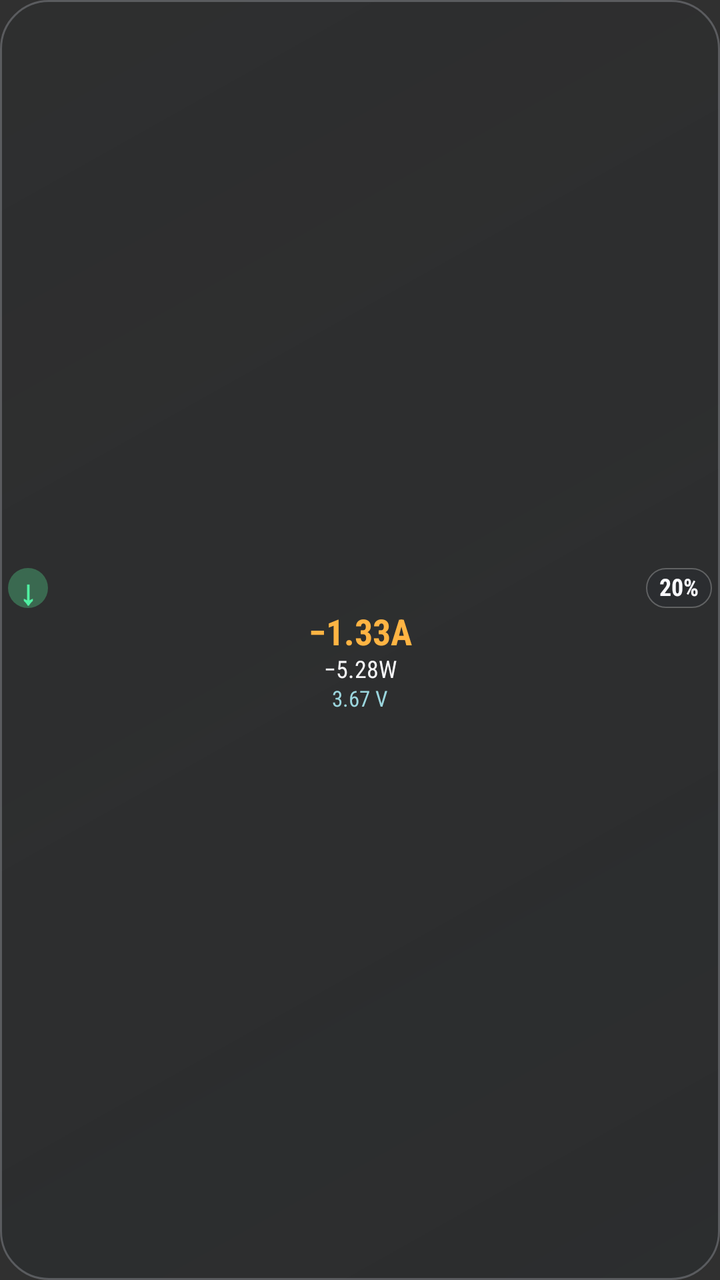
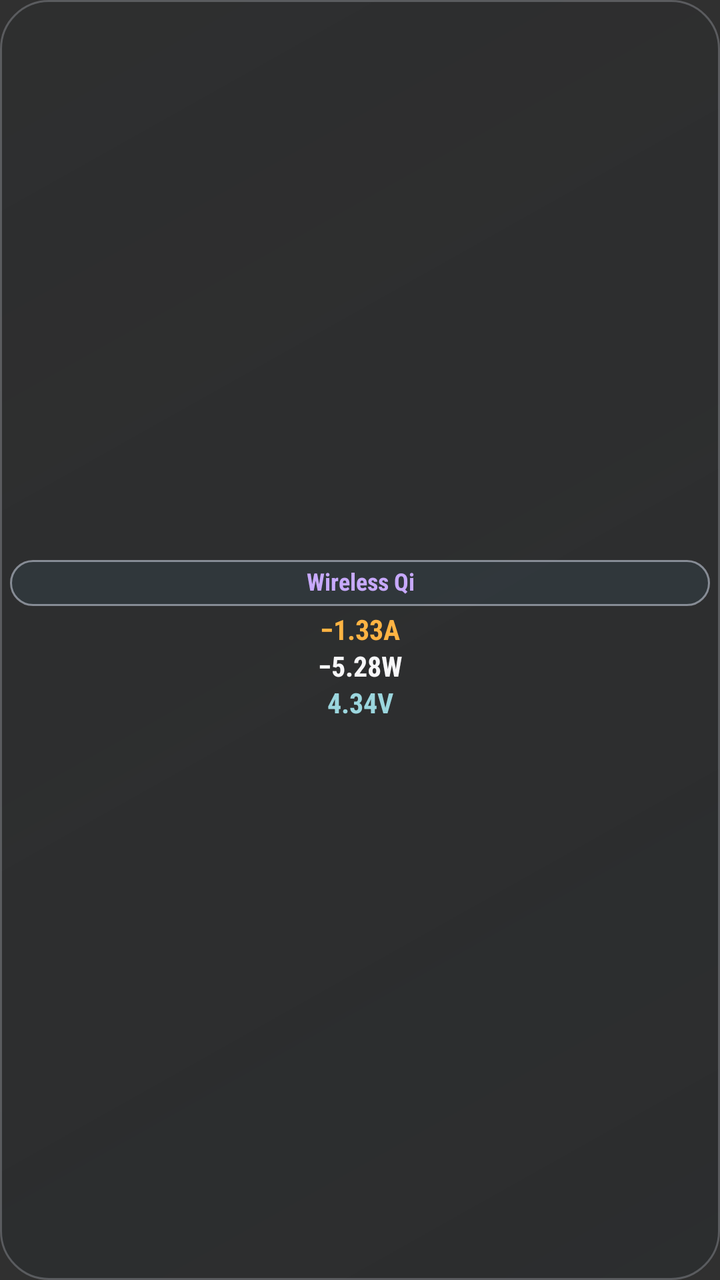

The first picture is an Android layout as it rendered before a commit; the second is the same layout after the commit. The layout source and the unified diff follow.
<!-- AndroidManifest.xml: application theme android:Theme.Material.NoActionBar -->
<!-- res/layout/widget_transparent.xml -->
<?xml version="1.0" encoding="utf-8"?>
<LinearLayout xmlns:android="http://schemas.android.com/apk/res/android"
    android:id="@+id/widget_root"
    android:layout_width="match_parent"
    android:layout_height="match_parent"
    android:orientation="vertical"
    android:gravity="center"
    android:background="@drawable/widget_bg_transparent"
    android:paddingStart="4dp"
    android:paddingEnd="4dp"
    android:paddingTop="4dp"
    android:paddingBottom="4dp">

    
    <LinearLayout
        android:layout_width="match_parent"
        android:layout_height="wrap_content"
        android:orientation="horizontal"
        android:gravity="center_vertical"
        android:paddingBottom="2dp">

        <TextView
            android:id="@+id/widget_status"
            android:layout_width="20dp"
            android:layout_height="20dp"
            android:background="@drawable/widget_status_circle"
            android:gravity="center"
            android:text="↓"
            android:textSize="17sp"
            android:textStyle="bold"
            android:textColor="#50F0A2"
            android:includeFontPadding="false"/>

        <TextView
            android:layout_width="0dp"
            android:layout_weight="1"
            android:layout_height="1dp"/>

        <TextView
            android:id="@+id/widget_level"
            android:layout_width="wrap_content"
            android:layout_height="20dp"
            android:minWidth="33dp"
            android:gravity="center"
            android:background="@drawable/widget_chip_transparent"
            android:paddingStart="4dp"
            android:paddingEnd="4dp"
            android:text="20%"
            android:textColor="#FAFAFF"
            android:fontFamily="sans-serif-condensed"
            android:textStyle="bold"
            android:textSize="12sp"
            android:includeFontPadding="false"/>
    </LinearLayout>

    
    <TextView
        android:id="@+id/widget_value"
        android:layout_width="match_parent"
        android:layout_height="wrap_content"
        android:minHeight="20dp"
        android:gravity="center"
        android:text="−1.33A"
        android:textColor="#FFB443"
        android:fontFamily="sans-serif-condensed"
        android:textStyle="bold"
        android:textSize="18sp"
        android:includeFontPadding="false"
        android:singleLine="true"
        android:ellipsize="end"
        android:autoSizeTextType="uniform"
        android:autoSizeMinTextSize="10sp"
        android:autoSizeMaxTextSize="18sp"
        android:autoSizeStepGranularity="1sp"/>

    <TextView
        android:id="@+id/widget_sub"
        android:layout_width="match_parent"
        android:layout_height="wrap_content"
        android:gravity="center"
        android:layout_marginTop="1dp"
        android:text="−5.28W"
        android:textColor="#F7F7F9"
        android:fontFamily="sans-serif-condensed"
        android:textSize="12sp"
        android:includeFontPadding="false"
        android:singleLine="true"
        android:ellipsize="end"
        android:autoSizeTextType="uniform"
        android:autoSizeMinTextSize="8sp"
        android:autoSizeMaxTextSize="12sp"
        android:autoSizeStepGranularity="1sp"/>

    <TextView
        android:id="@+id/widget_voltage"
        android:layout_width="match_parent"
        android:layout_height="wrap_content"
        android:gravity="center"
        android:layout_marginTop="1dp"
        android:text="3.67 V"
        android:textColor="#9BD6DE"
        android:fontFamily="sans-serif-condensed"
        android:textSize="11sp"
        android:includeFontPadding="false"
        android:singleLine="true"
        android:ellipsize="end"/>
</LinearLayout>
<!-- resources referenced by this layout -->
<resources>
  <!-- drawable widget_bg_transparent (drawable) -->
  <?xml version="1.0" encoding="utf-8"?>
  <shape xmlns:android="http://schemas.android.com/apk/res/android" android:shape="rectangle">
      
      <gradient android:startColor="#321A2228" android:endColor="#16161D24" android:angle="135" />
      <stroke android:width="1dp" android:color="#3DE0E5F0" />
      <corners android:radius="24dp" />
  </shape>
  <!-- drawable widget_chip_transparent (drawable) -->
  <?xml version="1.0" encoding="utf-8"?>
  <shape xmlns:android="http://schemas.android.com/apk/res/android" android:shape="rectangle">
      <solid android:color="#4C252D35" />
      <stroke android:width="0.5dp" android:color="#40FFFFFF" />
      <corners android:radius="24dp" />
  </shape>
  <!-- drawable widget_status_circle (drawable) -->
  <?xml version="1.0" encoding="utf-8"?>
  <shape xmlns:android="http://schemas.android.com/apk/res/android" android:shape="oval">
      <solid android:color="#4D5BF19C" />
  </shape>
</resources>

<!-- the commit's change to res/layout/widget_transparent.xml (unified diff, before → after) -->
@@ -6,102 +6,87 @@
     android:orientation="vertical"
     android:gravity="center"
     android:background="@drawable/widget_bg_transparent"
-    android:paddingStart="4dp"
-    android:paddingEnd="4dp"
-    android:paddingTop="4dp"
-    android:paddingBottom="4dp">
+    android:paddingStart="5dp"
+    android:paddingEnd="5dp"
+    android:paddingTop="5dp"
+    android:paddingBottom="5dp">
 
     
-    <LinearLayout
+    <TextView
+        android:id="@+id/widget_status"
         android:layout_width="match_parent"
-        android:layout_height="wrap_content"
-        android:orientation="horizontal"
-        android:gravity="center_vertical"
-        android:paddingBottom="2dp">
+        android:layout_height="23dp"
+        android:gravity="center"
+        android:background="@drawable/widget_source_badge_transparent"
+        android:text="Wireless Qi"
+        android:textColor="#C7A9FC"
+        android:fontFamily="sans-serif-condensed"
+        android:textStyle="bold"
+        android:textSize="12sp"
+        android:paddingStart="5dp"
+        android:paddingEnd="5dp"
+        android:includeFontPadding="false"
+        android:singleLine="true"
+        android:ellipsize="end"
+        android:autoSizeTextType="uniform"
+        android:autoSizeMinTextSize="9sp"
+        android:autoSizeMaxTextSize="12sp"
+        android:autoSizeStepGranularity="1sp"/>
 
-        <TextView
-            android:id="@+id/widget_status"
-            android:layout_width="20dp"
-            android:layout_height="20dp"
-            android:background="@drawable/widget_status_circle"
-            android:gravity="center"
-            android:text="↓"
-            android:textSize="17sp"
-            android:textStyle="bold"
-            android:textColor="#50F0A2"
-            android:includeFontPadding="false"/>
-
-        <TextView
-            android:layout_width="0dp"
-            android:layout_weight="1"
-            android:layout_height="1dp"/>
-
-        <TextView
-            android:id="@+id/widget_level"
-            android:layout_width="wrap_content"
-            android:layout_height="20dp"
-            android:minWidth="33dp"
-            android:gravity="center"
-            android:background="@drawable/widget_chip_transparent"
-            android:paddingStart="4dp"
-            android:paddingEnd="4dp"
-            android:text="20%"
-            android:textColor="#FAFAFF"
-            android:fontFamily="sans-serif-condensed"
-            android:textStyle="bold"
-            android:textSize="12sp"
-            android:includeFontPadding="false"/>
-    </LinearLayout>
-
-    
     <TextView
         android:id="@+id/widget_value"
         android:layout_width="match_parent"
         android:layout_height="wrap_content"
-        android:minHeight="20dp"
+        android:layout_marginTop="4dp"
         android:gravity="center"
         android:text="−1.33A"
         android:textColor="#FFB443"
         android:fontFamily="sans-serif-condensed"
         android:textStyle="bold"
-        android:textSize="18sp"
+        android:textSize="14sp"
         android:includeFontPadding="false"
         android:singleLine="true"
         android:ellipsize="end"
         android:autoSizeTextType="uniform"
         android:autoSizeMinTextSize="10sp"
-        android:autoSizeMaxTextSize="18sp"
+        android:autoSizeMaxTextSize="14sp"
         android:autoSizeStepGranularity="1sp"/>
 
     <TextView
         android:id="@+id/widget_sub"
         android:layout_width="match_parent"
         android:layout_height="wrap_content"
+        android:layout_marginTop="2dp"
         android:gravity="center"
-        android:layout_marginTop="1dp"
         android:text="−5.28W"
         android:textColor="#F7F7F9"
         android:fontFamily="sans-serif-condensed"
-        android:textSize="12sp"
+        android:textStyle="bold"
+        android:textSize="14sp"
         android:includeFontPadding="false"
         android:singleLine="true"
         android:ellipsize="end"
         android:autoSizeTextType="uniform"
-        android:autoSizeMinTextSize="8sp"
-        android:autoSizeMaxTextSize="12sp"
+        android:autoSizeMinTextSize="10sp"
+        android:autoSizeMaxTextSize="14sp"
         android:autoSizeStepGranularity="1sp"/>
 
     <TextView
         android:id="@+id/widget_voltage"
         android:layout_width="match_parent"
         android:layout_height="wrap_content"
+        android:layout_marginTop="2dp"
         android:gravity="center"
-        android:layout_marginTop="1dp"
-        android:text="3.67 V"
+        android:text="4.34V"
         android:textColor="#9BD6DE"
         android:fontFamily="sans-serif-condensed"
-        android:textSize="11sp"
+        android:textStyle="bold"
+        android:textSize="14sp"
         android:includeFontPadding="false"
         android:singleLine="true"
-        android:ellipsize="end"/>
+        android:ellipsize="end"
+        android:autoSizeTextType="uniform"
+        android:autoSizeMinTextSize="10sp"
+        android:autoSizeMaxTextSize="14sp"
+        android:autoSizeStepGranularity="1sp"/>
 </LinearLayout>
<!-- resource entries referenced after the edit -->
@@ -8,17 +8,12 @@
       <stroke android:width="1dp" android:color="#3DE0E5F0" />
       <corners android:radius="24dp" />
   </shape>
-  <!-- drawable widget_chip_transparent (drawable) -->
+  <!-- drawable widget_source_badge_transparent (drawable) -->
   <?xml version="1.0" encoding="utf-8"?>
   <shape xmlns:android="http://schemas.android.com/apk/res/android" android:shape="rectangle">
-      <solid android:color="#4C252D35" />
-      <stroke android:width="0.5dp" android:color="#40FFFFFF" />
-      <corners android:radius="24dp" />
-  </shape>
-  <!-- drawable widget_status_circle (drawable) -->
-  <?xml version="1.0" encoding="utf-8"?>
-  <shape xmlns:android="http://schemas.android.com/apk/res/android" android:shape="oval">
-      <solid android:color="#4D5BF19C" />
+      <solid android:color="#6635444F" />
+      <stroke android:width="1dp" android:color="#8FCCD3E0" />
+      <corners android:radius="16dp" />
   </shape>
 </resources>
 
